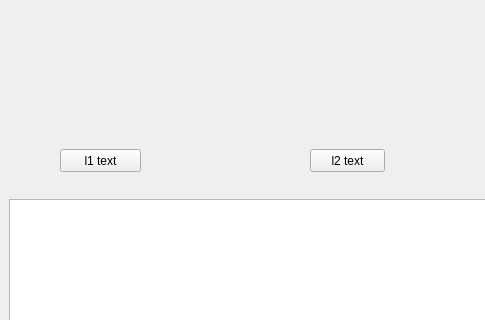
ptroja/mrrocpp, file src/ui-qt-yoyek/mainwindow.ui: the form before one commit; both pictures show x 0 to 485 and y 100 to 420 of the 1000 by 603 pixel window.
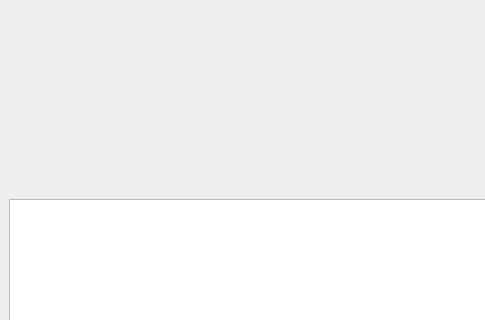
The form after the commit.

Commit message: ui-qt fix'es

```diff
--- a/src/ui-qt-yoyek/mainwindow.ui
+++ b/src/ui-qt-yoyek/mainwindow.ui
@@ -30,32 +30,6 @@
      </font>
     </property>
    </widget>
-   <widget class="QPushButton" name="pushButton_l1">
-    <property name="geometry">
-     <rect>
-      <x>60</x>
-      <y>230</y>
-      <width>81</width>
-      <height>23</height>
-     </rect>
-    </property>
-    <property name="text">
-     <string>l1 text</string>
-    </property>
-   </widget>
-   <widget class="QPushButton" name="pushButton_l2">
-    <property name="geometry">
-     <rect>
-      <x>310</x>
-      <y>230</y>
-      <width>75</width>
-      <height>23</height>
-     </rect>
-    </property>
-    <property name="text">
-     <string>l2 text</string>
-    </property>
-   </widget>
    <widget class="QLabel" name="notification_label">
     <property name="geometry">
      <rect>
```
Left out of the diff: 2 changed lines with no effect on the pictures. The commit also changes 3 other files.
